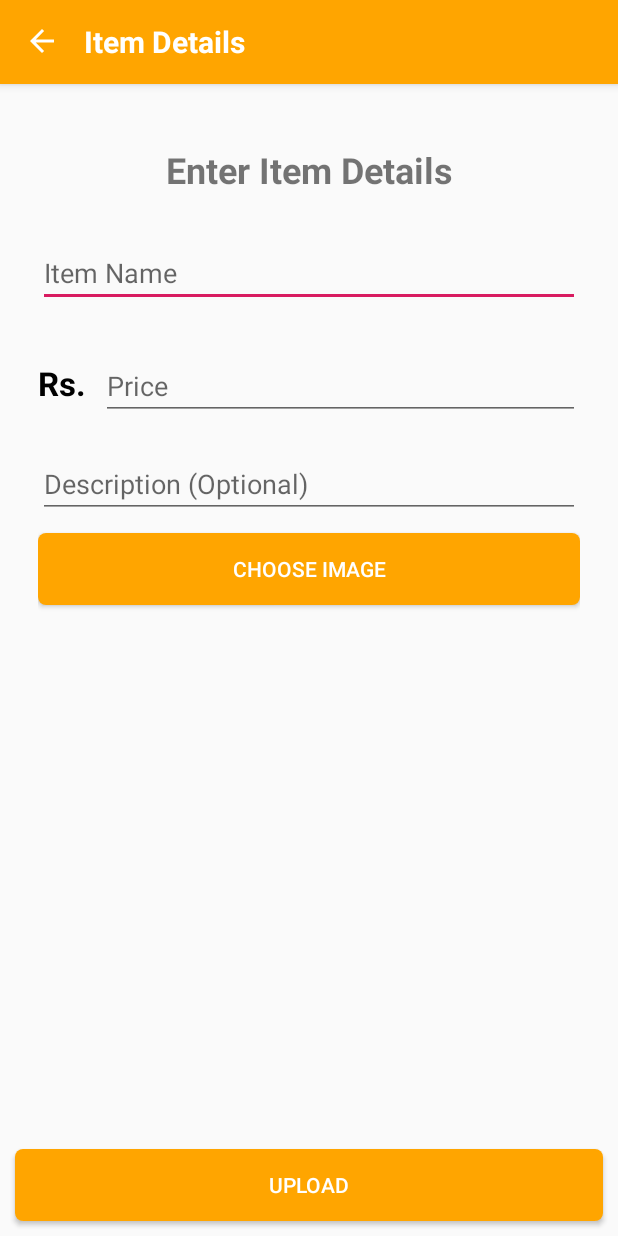
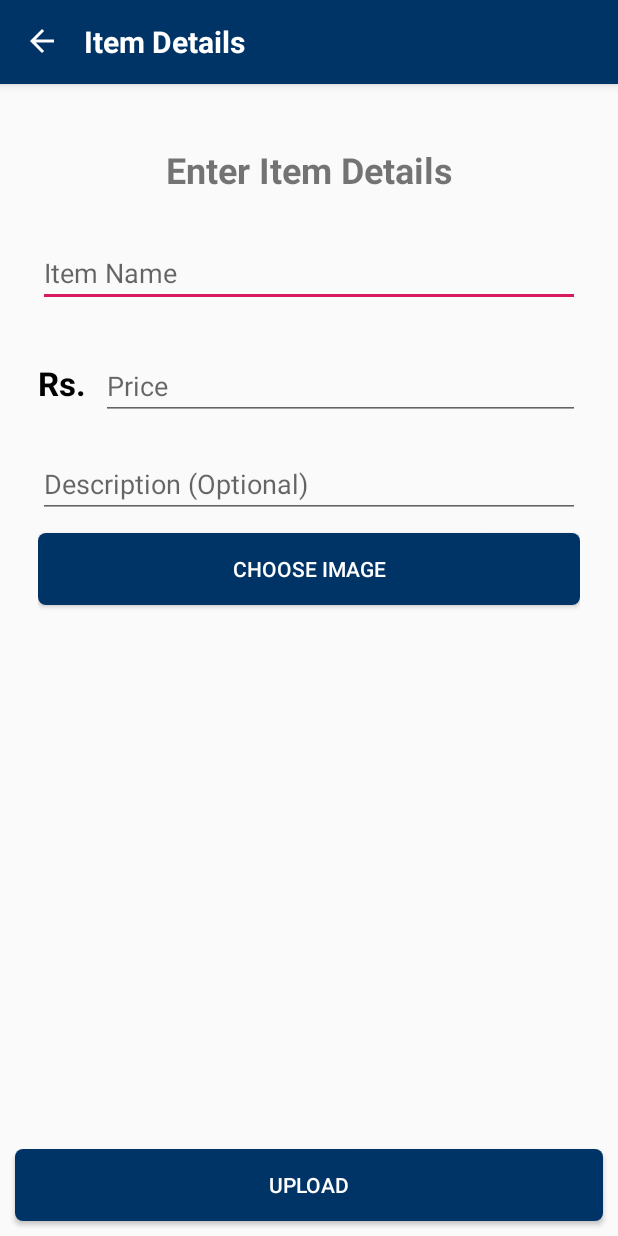
Before and after one commit to cyber-psych0/Sell-It, an Android app: the UploadActivity screen opened directly, with no data from a screen before it, on a phone screen of 412 x 824 dp. Run offline under Robolectric (Android 15) with nearby library versions, the phone set to English and light mode, and no system bars; our stand-ins replace Firebase (no records; nobody signed in at launch, a user with empty details on screens opened directly).

Commit message:
Added Launcher icon,app layout color, navigation back in upload activity

```diff
--- a/app/src/main/java/com/example/sellit/UploadActivity.java
+++ b/app/src/main/java/com/example/sellit/UploadActivity.java
@@ -30,7 +30,7 @@ public class UploadActivity extends AppCompatActivity {
 
     private static final int IMAGE_REQUEST = 1;
 
-    ImageView mImageView;
+    ImageView mImageView,close;
     EditText name,price,description;
     Button choose_image_bn,upload_bn;
 
@@ -51,6 +51,7 @@ public class UploadActivity extends AppCompatActivity {
         mImageUri = null;
 
         mImageView = (ImageView)findViewById(R.id.upload_image_view);
+        close = findViewById(R.id.close);
 
         name = (EditText)findViewById(R.id.item_name_edit_text);
         price = (EditText)findViewById(R.id.price_edit_text);
@@ -97,6 +98,13 @@ public class UploadActivity extends AppCompatActivity {
                 uploadFile(item_name, item_price, item_description);
 
 
+            }
+        });
+
+        close.setOnClickListener(new View.OnClickListener() {
+            @Override
+            public void onClick(View view) {
+                finish();
             }
         });
 
--- a/app/src/main/res/values/colors.xml
+++ b/app/src/main/res/values/colors.xml
@@ -1,6 +1,6 @@
 <?xml version="1.0" encoding="utf-8"?>
 <resources>
-    <color name="colorPrimary">#FFA500</color>
-    <color name="colorPrimaryDark">#FF8C00</color>
+    <color name="colorPrimary">#003366</color>
+    <color name="colorPrimaryDark">#003366</color>
     <color name="colorAccent">#D81B60</color>
 </resources>
```
Also changed, not shown: app/src/main/ic_launcher-web.png, app/src/main/res/mipmap-hdpi/ic_launcher.png, app/src/main/res/mipmap-mdpi/ic_launcher.png, app/src/main/res/mipmap-xhdpi/ic_launcher.png, app/src/main/res/mipmap-xxhdpi/ic_launcher.png, app/src/main/res/mipmap-xxxhdpi/ic_launcher.png.
